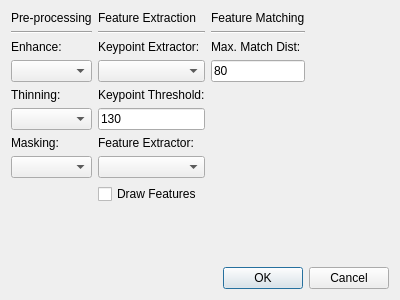
Old version of the form Proyecto-Final/configdialog.ui in the repository nlandau91/Proyecto-Final.
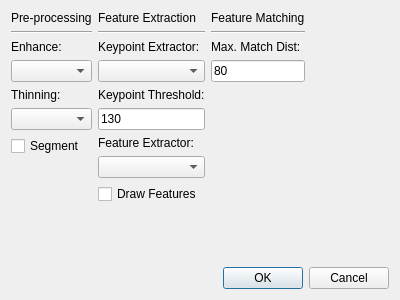
New version of the form.

What changed in the file:
```diff
--- a/Proyecto-Final/configdialog.ui
+++ b/Proyecto-Final/configdialog.ui
@@ -70,15 +70,12 @@
         <widget class="QComboBox" name="comboBox_thi"/>
        </item>
        <item>
-        <widget class="QLabel" name="label_3">
+        <widget class="QCheckBox" name="checkBox_seg">
          <property name="text">
-          <string>Masking:</string>
+          <string>Segment</string>
          </property>
         </widget>
        </item>
-       <item>
-        <widget class="QComboBox" name="comboBox_mas"/>
-       </item>
        <item>
         <spacer name="verticalSpacer_2">
          <property name="orientation">
```
